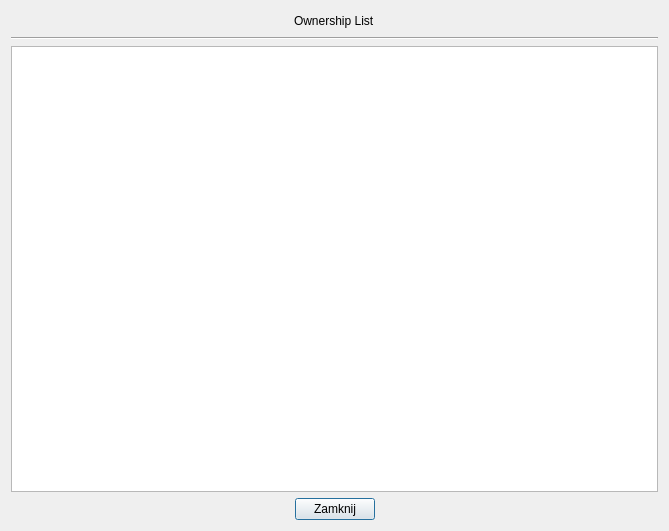
Zbynkus9/BazyDanychJachtyApp, file yachtownershipwindow.ui: the form before one commit.
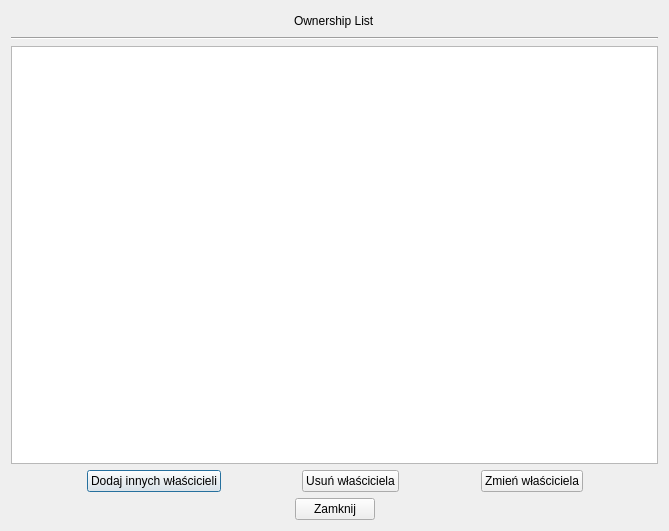
The form after the commit.

```diff
--- a/yachtownershipwindow.ui
+++ b/yachtownershipwindow.ui
@@ -66,6 +66,85 @@
     <widget class="QTableView" name="tableView"/>
    </item>
    <item row="2" column="0">
+    <layout class="QVBoxLayout" name="verticalLayout_2">
+     <item>
+      <layout class="QHBoxLayout" name="horizontalLayout_3">
+       <item>
+        <spacer name="horizontalSpacer_8">
+         <property name="orientation">
+          <enum>Qt::Orientation::Horizontal</enum>
+         </property>
+         <property name="sizeHint" stdset="0">
+          <size>
+           <width>40</width>
+           <height>20</height>
+          </size>
+         </property>
+        </spacer>
+       </item>
+       <item>
+        <widget class="QPushButton" name="AddOwnerBTN">
+         <property name="text">
+          <string>Dodaj innych właścicieli</string>
+         </property>
+        </widget>
+       </item>
+       <item>
+        <spacer name="horizontalSpacer_5">
+         <property name="orientation">
+          <enum>Qt::Orientation::Horizontal</enum>
+         </property>
+         <property name="sizeHint" stdset="0">
+          <size>
+           <width>40</width>
+           <height>20</height>
+          </size>
+         </property>
+        </spacer>
+       </item>
+       <item>
+        <widget class="QPushButton" name="DeleteOwnerBTN">
+         <property name="text">
+          <string>Usuń właściciela</string>
+         </property>
+        </widget>
+       </item>
+       <item>
+        <spacer name="horizontalSpacer_6">
+         <property name="orientation">
+          <enum>Qt::Orientation::Horizontal</enum>
+         </property>
+         <property name="sizeHint" stdset="0">
+          <size>
+           <width>40</width>
+           <height>20</height>
+          </size>
+         </property>
+        </spacer>
+       </item>
+       <item>
+        <widget class="QPushButton" name="ChangeOwnerBTN">
+         <property name="text">
+          <string>Zmień właściciela</string>
+         </property>
+        </widget>
+       </item>
+       <item>
+        <spacer name="horizontalSpacer_7">
+         <property name="orientation">
+          <enum>Qt::Orientation::Horizontal</enum>
+         </property>
+         <property name="sizeHint" stdset="0">
+          <size>
+           <width>40</width>
+           <height>20</height>
+          </size>
+         </property>
+        </spacer>
+       </item>
+      </layout>
+     </item>
+     <item>
     <layout class="QHBoxLayout" name="horizontalLayout_2">
      <item>
       <spacer name="horizontalSpacer_3">
@@ -99,6 +178,8 @@
         </size>
        </property>
       </spacer>
+       </item>
+      </layout>
      </item>
     </layout>
    </item>
```
Left out of the diff: 2 changed lines with no effect on the pictures. Lines whose indentation alone changed are shown as unchanged.
